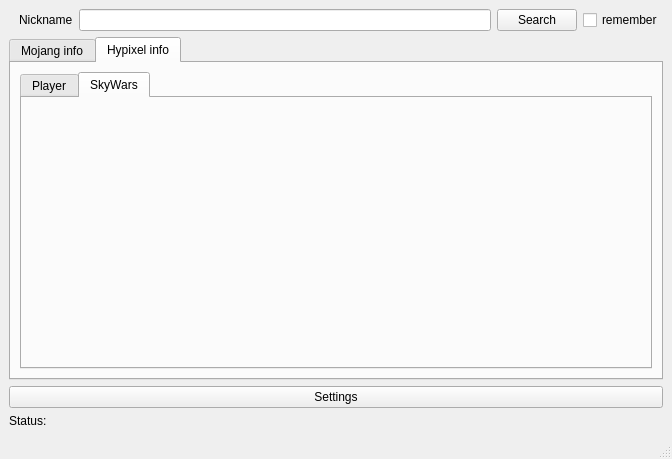
Old version of the form uis/main.ui in the repository Skublik-glek/HyStatsApp.original.
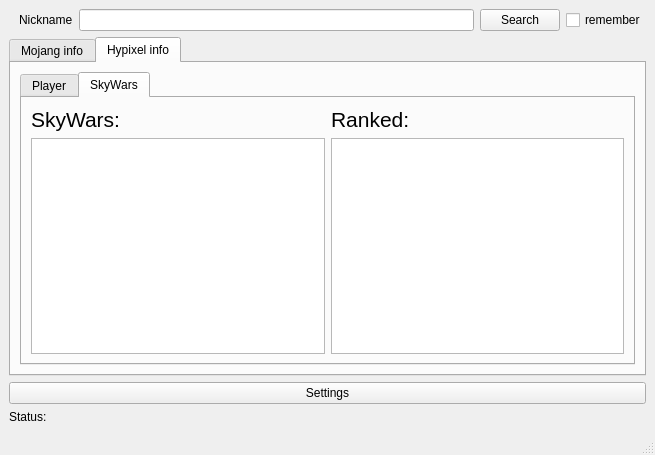
New version of the form. The open tabs and pages were chosen to show the change. Icons and pictures are not drawn.

What changed in the file:
```diff
--- a/uis/main.ui
+++ b/uis/main.ui
@@ -6,8 +6,8 @@
    <rect>
     <x>0</x>
     <y>0</y>
-    <width>672</width>
-    <height>459</height>
+    <width>655</width>
+    <height>455</height>
    </rect>
   </property>
   <property name="windowTitle">
@@ -178,6 +178,38 @@
            <attribute name="title">
             <string>SkyWars</string>
            </attribute>
+           <layout class="QGridLayout" name="gridLayout">
+            <item row="0" column="1">
+             <widget class="QLabel" name="label">
+              <property name="font">
+               <font>
+                <pointsize>16</pointsize>
+               </font>
+              </property>
+              <property name="text">
+               <string>Ranked:</string>
+              </property>
+             </widget>
+            </item>
+            <item row="1" column="0">
+             <widget class="QTextBrowser" name="swStats"/>
+            </item>
+            <item row="1" column="1">
+             <widget class="QTextBrowser" name="rSwStats"/>
+            </item>
+            <item row="0" column="0">
+             <widget class="QLabel" name="label_2">
+              <property name="font">
+               <font>
+                <pointsize>16</pointsize>
+               </font>
+              </property>
+              <property name="text">
+               <string>SkyWars:</string>
+              </property>
+             </widget>
+            </item>
+           </layout>
           </widget>
          </widget>
         </item>
```
Left out of the diff: 2 changed lines with no effect on the pictures.
